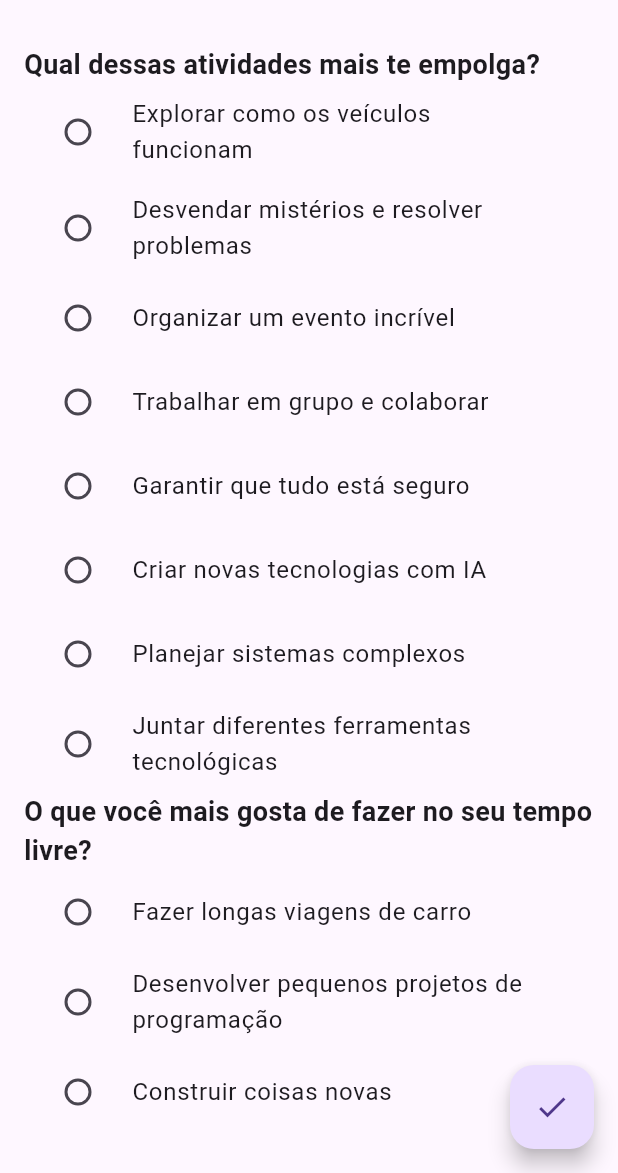
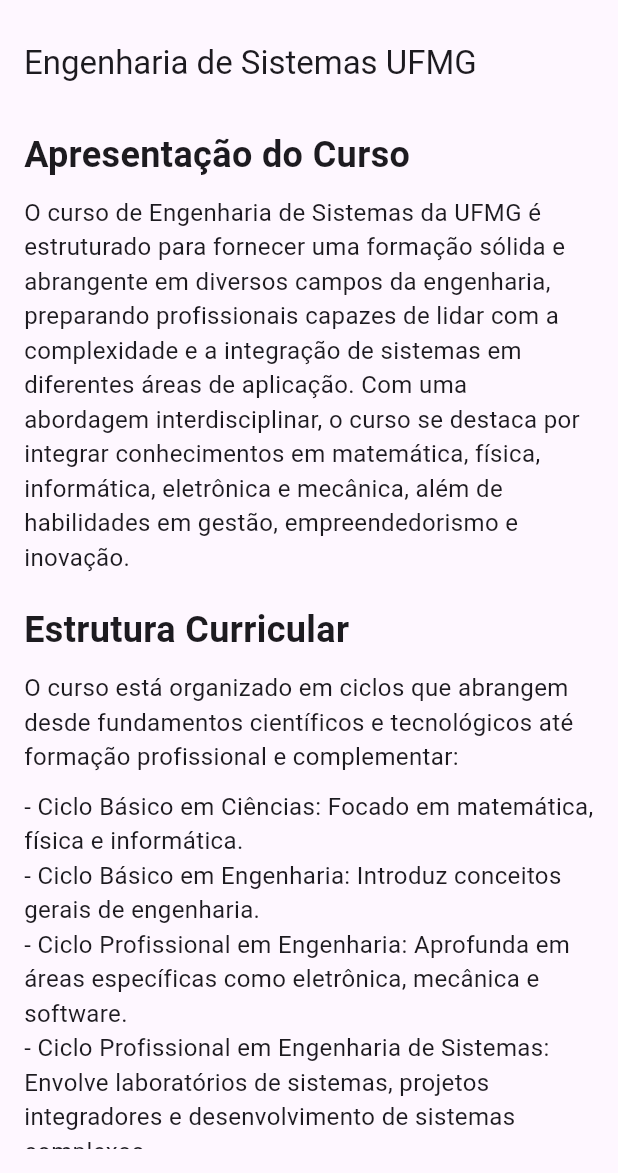
Before and after one commit to bakermarcos/se_quiz, a Flutter app: the screen it shows after launch, on a phone screen of 412 x 824 dp, the part 63-1236 px from its top. Run offline on Flutter 3.47's test engine with Material 3 defaults, Android fonts, the phone set to English and light mode, and no system bars; our stand-ins replace flutter_bloc.

Commit message:
app working

```diff
--- /dev/null
+++ b/lib/course_overview/course_overview_page.dart
@@ -0,0 +1,133 @@
+import 'package:flutter/material.dart';
+import 'package:flutter_bloc/flutter_bloc.dart';
+import 'package:se_quiz/constants/constants.dart';
+import 'package:se_quiz/question/bloc/question_bloc.dart';
+import 'package:se_quiz/question/page/question_page.dart';
+
+class CourseSummaryPage extends StatelessWidget {
+  const CourseSummaryPage({super.key});
+
+  @override
+  Widget build(BuildContext context) {
+    return Scaffold(
+      appBar: AppBar(
+        title: const Text('Engenharia de Sistemas UFMG'),
+      ),
+      body: Padding(
+        padding: const EdgeInsets.all(16.0),
+        child: ListView(
+          children: [
+            const Text(
+              'Apresentação do Curso',
+              style: TextStyle(fontSize: 24, fontWeight: FontWeight.bold),
+            ),
+            const SizedBox(height: 10),
+            const Text(
+              'O curso de Engenharia de Sistemas da UFMG é estruturado para fornecer uma formação sólida e abrangente em diversos campos da engenharia, preparando profissionais capazes de lidar com a complexidade e a integração de sistemas em diferentes áreas de aplicação. Com uma abordagem interdisciplinar, o curso se destaca por integrar conhecimentos em matemática, física, informática, eletrônica e mecânica, além de habilidades em gestão, empreendedorismo e inovação.',
+              style: TextStyle(fontSize: 16),
+            ),
+            const SizedBox(height: 20),
+            const Text(
+              'Estrutura Curricular',
+              style: TextStyle(fontSize: 24, fontWeight: FontWeight.bold),
+            ),
+            const SizedBox(height: 10),
+            const Text(
+              'O curso está organizado em ciclos que abrangem desde fundamentos científicos e tecnológicos até formação profissional e complementar:',
+              style: TextStyle(fontSize: 16),
+            ),
+            const SizedBox(height: 10),
+            const Text(
+              '- Ciclo Básico em Ciências: Focado em matemática, física e informática.',
+              style: TextStyle(fontSize: 16),
+            ),
+            const Text(
+              '- Ciclo Básico em Engenharia: Introduz conceitos gerais de engenharia.',
+              style: TextStyle(fontSize: 16),
+            ),
+            const Text(
+              '- Ciclo Profissional em Engenharia: Aprofunda em áreas específicas como eletrônica, mecânica e software.',
+              style: TextStyle(fontSize: 16),
+            ),
+            const Text(
+              '- Ciclo Profissional em Engenharia de Sistemas: Envolve laboratórios de sistemas, projetos integradores e desenvolvimento de sistemas complexos.',
+              style: TextStyle(fontSize: 16),
+            ),
+            const Text(
+              '- Ciclo Integrador: Formação em gestão, empreendedorismo, comunicação e liderança, além de atividades de extensão e estágio supervisionado.',
+              style: TextStyle(fontSize: 16),
+            ),
+            const SizedBox(height: 20),
+            const Text(
+              'Carreiras Possíveis',
+              style: TextStyle(fontSize: 24, fontWeight: FontWeight.bold),
+            ),
+            const SizedBox(height: 10),
+            const Text(
+              'A Engenharia de Sistemas oferece uma vasta gama de possibilidades de carreira, permitindo que os profissionais atuem em diversos setores, tais como:',
+              style: TextStyle(fontSize: 16),
+            ),
+            const SizedBox(height: 10),
+            const Text(
+              '- Automotivo: Desenvolvimento e integração de sistemas veiculares.',
+              style: TextStyle(fontSize: 16),
+            ),
+            const Text(
+              '- Inteligência Artificial: Criação e implementação de algoritmos de IA em diversas aplicações.',
+              style: TextStyle(fontSize: 16),
+            ),
+            const Text(
+              '- Arquitetura de Sistemas: Planejamento e organização de sistemas complexos.',
+              style: TextStyle(fontSize: 16),
+            ),
+            const Text(
+              '- Sistemas Ágeis: Implementação de metodologias ágeis em projetos.',
+              style: TextStyle(fontSize: 16),
+            ),
+            const Text(
+              '- Segurança de Sistemas: Desenvolvimento de soluções de cibersegurança.',
+              style: TextStyle(fontSize: 16),
+            ),
+            const Text(
+              '- Engenharia de Software: Desenvolvimento de software e integração de ferramentas.',
+              style: TextStyle(fontSize: 16),
+            ),
+            const Text(
+              '- Sistemas Complexos: Gestão e desenvolvimento de sistemas integrados e multifuncionais.',
+              style: TextStyle(fontSize: 16),
+            ),
+            const Text(
+              '- Ferramentas Tecnológicas: Teste e integração de novas tecnologias de software.',
+              style: TextStyle(fontSize: 16),
+            ),
+            const SizedBox(height: 20),
+            const Text(
+              'Comece Sua Jornada',
+              style: TextStyle(fontSize: 24, fontWeight: FontWeight.bold),
+            ),
+            const SizedBox(height: 10),
+            const Text(
+              'Este aplicativo serve como uma introdução ao vasto mundo da Engenharia de Sistemas, permitindo que você explore suas áreas de interesse e descubra o caminho que melhor se alinha às suas habilidades e paixões. Através do curso de Engenharia de Sistemas da UFMG, você poderá desenvolver uma carreira promissora e fazer parte de uma comunidade de profissionais que estão na vanguarda da inovação tecnológica.',
+              style: TextStyle(fontSize: 16),
+            ),
+            const SizedBox(height: 20),
+            ElevatedButton(
+              onPressed: () {
+                Navigator.push(
+                  context,
+                  MaterialPageRoute(
+                    builder: (context) => BlocProvider(
+                      create: (context) => QuestionBloc(),
+                      child: QuestionPage(questions: Constants.questions),
+                    ),
+                  ),
+                );
+              },
+              child: const Text('Iniciar Quiz de Carreira'),
+            ),
+          ],
+        ),
+      ),
+    );
+  }
+}
--- /dev/null
+++ b/lib/final_result/models/interest_area.dart
@@ -0,0 +1,52 @@
+class InterestArea {
+  final String name;
+  final String description;
+
+  InterestArea({
+    required this.name,
+    required this.description,
+  });
+
+  static final List<InterestArea> areas = [
+    InterestArea(
+      name: 'Engenharia Automotiva',
+      description:
+          'A Engenharia Automotiva é focada no desenvolvimento e integração de sistemas veiculares. Esta área envolve a criação de soluções inovadoras para melhorar a eficiência, segurança e sustentabilidade dos automóveis. Profissionais podem atuar em montadoras, indústrias de autopeças, e equipes de competição, desenvolvendo projetos mecânicos, elétricos e eletrônicos, sistemas de controle e automação, análise de falhas, e engenharia de materiais. Além disso, há oportunidades em áreas emergentes como veículos elétricos, híbridos e autônomos.',
+    ),
+    InterestArea(
+      name: 'Inteligência Artificial',
+      description:
+          'A Inteligência Artificial lida com a criação e implementação de algoritmos que permitem que sistemas simulem a inteligência humana. Profissionais desta área desenvolvem soluções para problemas complexos, automatizam tarefas e criam sistemas que podem aprender e se adaptar. As aplicações incluem reconhecimento de fala e imagem, veículos autônomos, robótica, sistemas de recomendação, e análise preditiva. É uma área em constante evolução com grande impacto em diversas indústrias.',
+    ),
+    InterestArea(
+      name: 'Arquitetura de Sistemas',
+      description:
+          'A Arquitetura de Sistemas envolve o planejamento e organização de sistemas complexos. Profissionais nesta área definem estruturas e padrões para garantir a integração e eficiência dos sistemas, abordando desde o design até a implementação e manutenção. Eles trabalham com sistemas de TI, redes de computadores, e sistemas de software para assegurar que todas as partes do sistema funcionem harmoniosamente. Essa área é crucial para o desenvolvimento de infraestruturas robustas e escaláveis.',
+    ),
+    InterestArea(
+      name: 'Sistemas Ágeis',
+      description:
+          'Sistemas Ágeis referem-se à implementação de metodologias ágeis em projetos, permitindo uma gestão flexível e adaptável que melhora a eficiência e a capacidade de resposta às mudanças. Profissionais desta área trabalham com metodologias como Scrum, Kanban e XP para promover colaboração, entrega contínua de valor e melhoria constante. Esta abordagem é amplamente utilizada em desenvolvimento de software, gerenciamento de projetos e outras áreas que demandam agilidade e inovação.',
+    ),
+    InterestArea(
+      name: 'Segurança de Sistemas',
+      description:
+          'Segurança de Sistemas foca na proteção de dados e sistemas contra ameaças e ataques. Profissionais desenvolvem e implementam soluções de cibersegurança para proteger informações sensíveis, garantir a integridade e a disponibilidade dos sistemas. As atividades incluem análise de vulnerabilidades, desenvolvimento de políticas de segurança, implementação de medidas de proteção, e resposta a incidentes. A demanda por especialistas em segurança cresce com a crescente digitalização das empresas.',
+    ),
+    InterestArea(
+      name: 'Engenharia de Sistemas Complexos',
+      description:
+          'Engenharia de Sistemas Complexos envolve a gestão e desenvolvimento de sistemas integrados e multifuncionais. Profissionais desta área trabalham para garantir que todas as partes do sistema funcionem de forma integrada e eficiente. Eles utilizam técnicas de modelagem, simulação e análise para desenvolver soluções que atendam a requisitos complexos. Esta área é fundamental em setores como aeroespacial, defesa, energia, e telecomunicações.',
+    ),
+    InterestArea(
+      name: 'Ferramentas Tecnológicas',
+      description:
+          'Ferramentas Tecnológicas se concentra na avaliação, teste e integração de novas tecnologias de software. Profissionais nesta área exploram e implementam ferramentas que melhoram a eficiência, capacidade e inovação dos sistemas. Eles trabalham com automação de processos, análise de dados, desenvolvimento de software, e integração de sistemas, garantindo que as tecnologias utilizadas sejam as mais avançadas e eficazes disponíveis.',
+    ),
+    InterestArea(
+      name: 'Engenharia de IA',
+      description:
+          'Engenharia de IA envolve o desenvolvimento de sistemas de Inteligência Artificial inovadores, aplicando técnicas avançadas para criar soluções que melhoram a automação e a tomada de decisões em diversas áreas. Profissionais desta área trabalham com aprendizado de máquina, redes neurais, processamento de linguagem natural, e visão computacional. As aplicações vão desde assistentes virtuais até sistemas autônomos, impactando significativamente várias indústrias.',
+    ),
+  ];
+}
--- a/lib/main.dart
+++ b/lib/main.dart
@@ -1,6 +1,5 @@
 import 'package:flutter/material.dart';
-import 'package:se_quiz/constants/constants.dart';
-import 'package:se_quiz/question/page/question_page.dart';
+import 'package:se_quiz/course_overview/course_overview_page.dart';
 
 void main() => runApp(const MyApp());
 
@@ -18,7 +17,7 @@
         appBar: AppBar(
           title: const Text('Career Path Quiz'),
         ),
-        body: QuestionPage(questions: Constants.questions),
+        body: const CourseSummaryPage(),
       ),
     );
   }
```
Also changed, not shown: lib/final_result/final_result_page.dart (+29 -40 lines), lib/question/bloc/question_bloc.dart (+10 -11 lines), lib/question/page/question_page.dart (+20 -6 lines).
